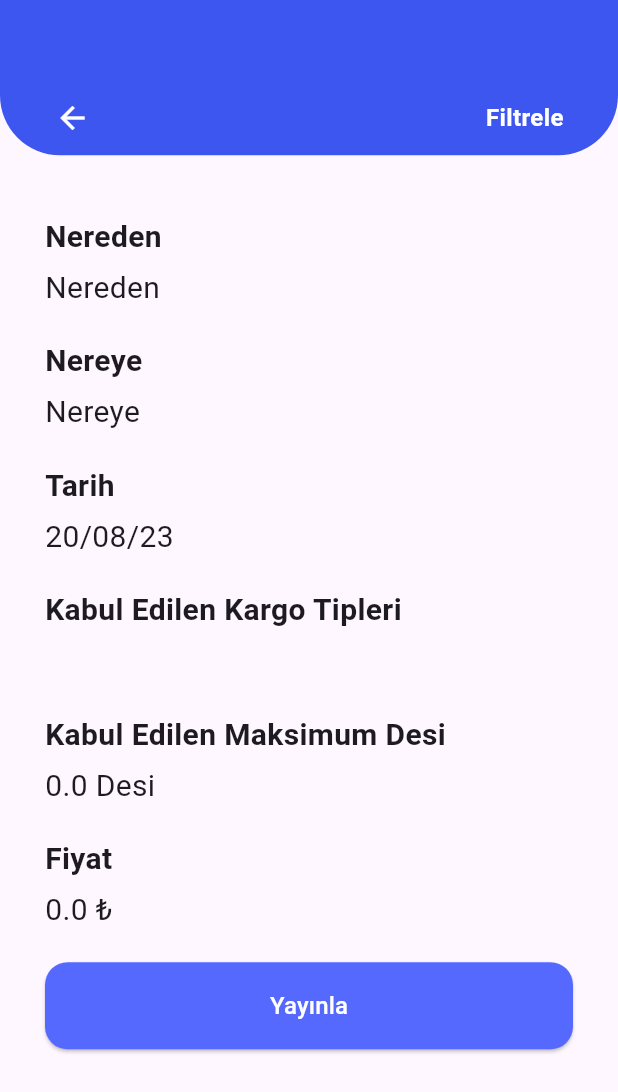
After one commit to harundemirkaya/AldiGitti, a Flutter app: the JourneyControlPage screen opened directly, on a phone screen of 412 x 824 dp. The commit adds this screen. Shown: the top 1092 px of the screen. Run offline on Flutter 3.47's test engine with Material 3 defaults, Android fonts, the phone set to English and light mode, and no system bars; our stand-ins replace cloud_firestore, firebase_auth, firebase_core, flutter_svg, google_maps_flutter, table_calendar; missing offline and left inert: geocode; accounts and stored records are empty.

Commit message:
Publish Journey Page is Active

```diff
--- a/lib/Models/DriverDataModel.dart
+++ b/lib/Models/DriverDataModel.dart
@@ -10,7 +10,7 @@ class DriverDataModel {
   double _driverToLong;
 
   String _driverDate;
-  String _driverCargoType;
+  List<String> _driverCargoType;
   double _driverDesi;
   double _driverPrice;
 
@@ -22,7 +22,7 @@ class DriverDataModel {
     required double driverToLat,
     required double driverToLong,
     required String driverDate,
-    required String driverCargoType,
+    required List<String> driverCargoType,
     required double driverDesi,
     required double driverPrice,
   })  : _driverFromName = driverFromName,
@@ -45,7 +45,7 @@ class DriverDataModel {
   double get driverToLong => _driverToLong;
 
   String get driverDate => _driverDate;
-  String get driverCargoType => _driverCargoType;
+  List<String> get driverCargoType => _driverCargoType;
   double get driverDesi => _driverDesi;
   double get driverPrice => _driverPrice;
 
@@ -77,7 +77,7 @@ class DriverDataModel {
     _driverDate = driverDate;
   }
 
-  void setDriverCargoType(String cargoType) {
+  void setDriverCargoType(List<String> cargoType) {
     _driverCargoType = cargoType;
   }
 
--- a/lib/Providers/DataProvider.dart
+++ b/lib/Providers/DataProvider.dart
@@ -86,7 +86,7 @@ class DataProvider with ChangeNotifier {
     driverToLat: 0,
     driverToLong: 0,
     driverDate: DateFormat('dd/MM/yy').format(DateTime.now()),
-    driverCargoType: "0",
+    driverCargoType: [],
     driverDesi: 0,
     driverPrice: 0,
   );
@@ -100,7 +100,7 @@ class DataProvider with ChangeNotifier {
   double get driverToLong => _driverDataModel.driverToLong;
 
   String get driverDate => _driverDataModel.driverDate;
-  String get driverCargoType => _driverDataModel.driverCargoType;
+  List<String> get driverCargoType => _driverDataModel.driverCargoType;
   double get driverDesi => _driverDataModel.driverDesi;
   double get driverPrice => _driverDataModel.driverPrice;
 
@@ -110,11 +110,13 @@ class DataProvider with ChangeNotifier {
   }
 
   void setDriverFromLat(double fromLat) {
+    print(fromLat);
     _driverDataModel.setDriverFromLat(fromLat);
     notifyListeners();
   }
 
   void setDriverFromLong(double fromLong) {
+    print(fromLong);
     _driverDataModel.setDriverFromLong(fromLong);
     notifyListeners();
   }
@@ -125,11 +127,13 @@ class DataProvider with ChangeNotifier {
   }
 
   void setDriverToLat(double toLat) {
+    print(toLat);
     _driverDataModel.setDriverToLat(toLat);
     notifyListeners();
   }
 
   void setDriverToLong(double toLong) {
+    print(toLong);
     _driverDataModel.setDriverToLong(toLong);
     notifyListeners();
   }
@@ -139,7 +143,7 @@ class DataProvider with ChangeNotifier {
     notifyListeners();
   }
 
-  void setDriverCargoType(String cargoType) {
+  void setDriverCargoType(List<String> cargoType) {
     _driverDataModel.setDriverCargoType(cargoType);
     notifyListeners();
   }
--- /dev/null
+++ b/lib/Views/journey_control_page.dart
@@ -0,0 +1,183 @@
+// ignore_for_file: prefer_const_constructors, prefer_const_literals_to_create_immutables, prefer_interpolation_to_compose_strings, use_build_context_synchronously
+
+import 'package:aldigitti/Providers/DataProvider.dart';
+import 'package:aldigitti/Providers/UserProvider.dart';
+import 'package:aldigitti/ViewModels/PublishViewModel.dart';
+import 'package:aldigitti/Views/Helpers/PrimaryNavigationBar.dart';
+import 'package:aldigitti/Views/Helpers/PrimaryNextButton.dart';
+import 'package:flutter/foundation.dart';
+import 'package:flutter/material.dart';
+import 'package:flutter/widgets.dart';
+import 'package:provider/provider.dart';
+
+class JourneyControlPage extends StatefulWidget {
+  const JourneyControlPage({super.key});
+
+  @override
+  State<JourneyControlPage> createState() => _JourneyControlPageState();
+}
+
+class _JourneyControlPageState extends State<JourneyControlPage> {
+  PublishViewModel viewModel = PublishViewModel();
+  @override
+  Widget build(BuildContext context) {
+    final dataProvider = Provider.of<DataProvider>(context, listen: true);
+    final userProvider = Provider.of<UserProvider>(context, listen: true);
+    return Scaffold(
+      body: Column(
+        crossAxisAlignment: CrossAxisAlignment.start,
+        mainAxisSize: MainAxisSize.max,
+        children: [
+          PrimaryNavigationBar(onlyBackButton: true),
+          Padding(
+            padding: EdgeInsets.symmetric(vertical: 40, horizontal: 30),
+            child: Column(
+              crossAxisAlignment: CrossAxisAlignment.start,
+              children: [
+                Text(
+                  "Nereden",
+                  style: TextStyle(
+                    fontSize: 20,
+                    fontWeight: FontWeight.bold,
+                  ),
+                ),
+                SizedBox(
+                  height: 5,
+                ),
+                Text(
+                  dataProvider.driverFromName,
+                  style: TextStyle(
+                    fontSize: 20,
+                    fontWeight: FontWeight.normal,
+                  ),
+                ),
+                SizedBox(
+                  height: 20,
+                ),
+                Text(
+                  "Nereye",
+                  style: TextStyle(
+                    fontSize: 20,
+                    fontWeight: FontWeight.bold,
+                  ),
+                ),
+                SizedBox(
+                  height: 5,
+                ),
+                Text(
+                  dataProvider.driverToName,
+                  style: TextStyle(
+                    fontSize: 20,
+                    fontWeight: FontWeight.normal,
+                  ),
+                ),
+                SizedBox(
+                  height: 20,
+                ),
+                Text(
+                  "Tarih",
+                  style: TextStyle(
+                    fontSize: 20,
+                    fontWeight: FontWeight.bold,
+                  ),
+                ),
+                SizedBox(
+                  height: 5,
+                ),
+                Text(
+                  dataProvider.driverDate,
+                  style: TextStyle(
+                    fontSize: 20,
+                    fontWeight: FontWeight.normal,
+                  ),
+                ),
+                SizedBox(
+                  height: 20,
+                ),
+                Text(
+                  "Kabul Edilen Kargo Tipleri",
+                  style: TextStyle(
+                    fontSize: 20,
+                    fontWeight: FontWeight.bold,
+                  ),
+                ),
+                SizedBox(
+                  height: 5,
+                ),
+                Text(
+                  dataProvider.driverCargoType.join(', '),
+                  style: TextStyle(
+                    fontSize: 20,
+                    fontWeight: FontWeight.normal,
+                  ),
+                ),
+                SizedBox(
+                  height: 20,
+                ),
+                Text(
+                  "Kabul Edilen Maksimum Desi",
+                  style: TextStyle(
+                    fontSize: 20,
+                    fontWeight: FontWeight.bold,
+                  ),
+                ),
+                SizedBox(
+                  height: 5,
+                ),
+                Text(
+                  dataProvider.driverDesi.toString() + " Desi",
+                  style: TextStyle(
+                    fontSize: 20,
+                    fontWeight: FontWeight.normal,
+                  ),
+                ),
+                SizedBox(
+                  height: 20,
+                ),
+                Text(
+                  "Fiyat",
+                  style: TextStyle(
+                    fontSize: 20,
+                    fontWeight: FontWeight.bold,
+                  ),
+                ),
+                SizedBox(
+                  height: 5,
+                ),
+                Text(
+                  dataProvider.driverPrice.toString() + " ₺",
+                  style: TextStyle(
+                    fontSize: 20,
+                    fontWeight: FontWeight.normal,
+                  ),
+                ),
+                SizedBox(
+                  height: 20,
+                ),
+                PrimaryNextButton(
+                  buttonText: "Yayınla",
+                  onPressed: () async {
+                    bool isPublish = await viewModel.addJourney(
+                      fromLatitude: dataProvider.driverFromLat,
+                      fromLongitude: dataProvider.driverFromLong,
+                      toLatitude: dataProvider.driverToLat,
+                      toLongitude: dataProvider.driverToLong,
+                      date: dataProvider.driverDate,
+                      cargoType: dataProvider.driverCargoType,
+                      maxDesi: dataProvider.driverDesi,
+                      driverID: userProvider.user!.uid,
+                    );
+                    if (isPublish) {
+                      Navigator.pop(context);
+                    }
+                  },
+                  isDoubleInfinity: true,
+                ),
+              ],
+            ),
+          ),
+        ],
+      ),
+    );
+  }
+}
```
Also changed, not shown: lib/ViewModels/PublishViewModel.dart (added, +36 -0 lines), lib/Views/Helpers/PrimaryCargoType.dart (+22 -14 lines), lib/Views/Helpers/PrimaryLocationSelection.dart (+7 -4 lines), lib/Views/publish_page.dart (+13 -1 lines).
